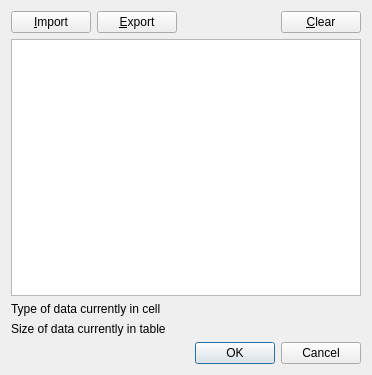
Old version of the form src/EditDialog.ui in the repository sqlitebrowser/sqlitebrowser.
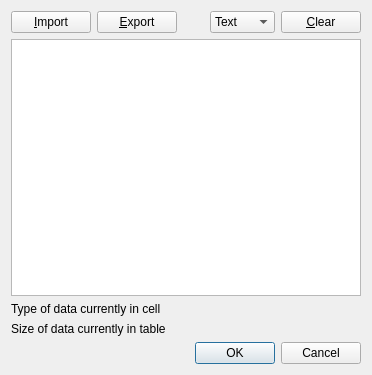
New version of the form.

Commit message:
Allow user to switch between text and hex editor
Allow the user to change between the text editor and the hex editor.

Allow the user to change between insert and overwrite mode in both
editors.

This makes it possible to enter any binary data into an empty cell.

```diff
--- a/src/EditDialog.ui
+++ b/src/EditDialog.ui
@@ -55,6 +55,20 @@
        </property>
       </spacer>
      </item>
+     <item>
+      <widget class="QComboBox" name="comboEditor">
+       <item>
+        <property name="text">
+         <string>Text</string>
+        </property>
+       </item>
+       <item>
+        <property name="text">
+         <string>Binary</string>
+        </property>
+       </item>
+      </widget>
+     </item>
      <item>
       <widget class="QPushButton" name="buttonClear">
        <property name="toolTip">
```
Left out of the diff: 36 changed lines with no effect on the pictures. The commit also changes 2 other files.
